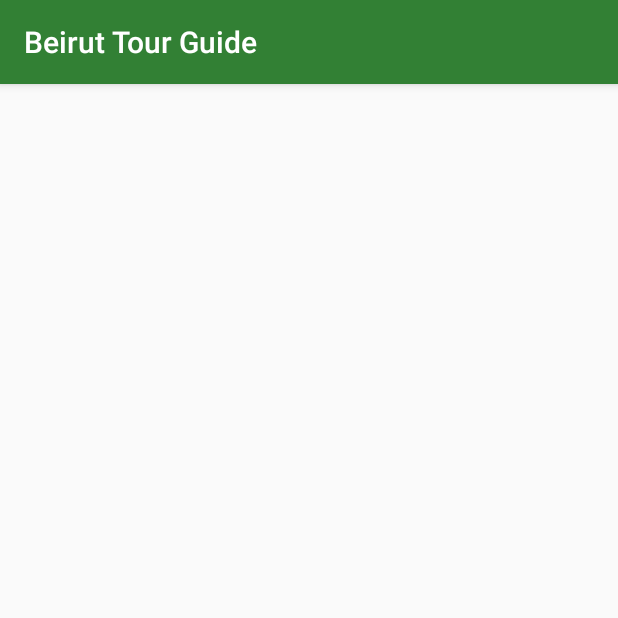
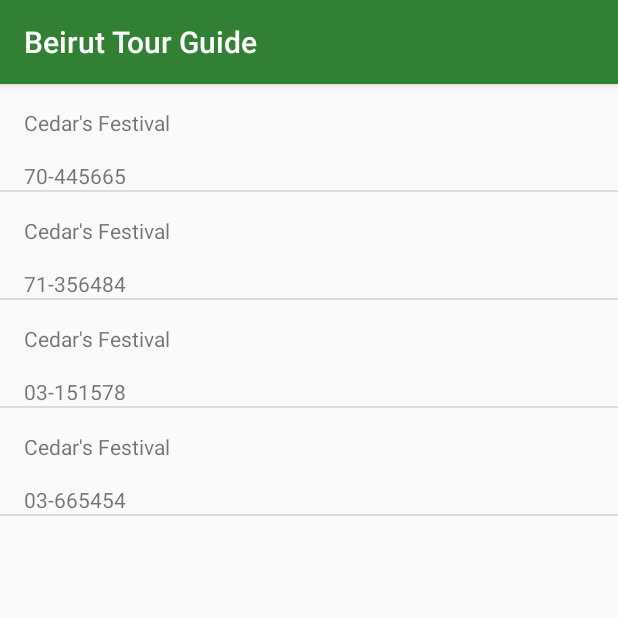
Before and after one commit to voiceinthedark/BeirutTourGuide, an Android app: the EventsActivity screen opened directly, with no data from a screen before it, on a phone screen of 412 x 824 dp, the top half of it. Run offline under Robolectric (Android 15) with nearby library versions, the phone set to English and light mode, and no system bars.

Commit message:
add lists to activities

```diff
--- a/app/src/main/java/com/example/porphiros/beiruttourguide/EventsActivity.java
+++ b/app/src/main/java/com/example/porphiros/beiruttourguide/EventsActivity.java
@@ -3,12 +3,29 @@ package com.example.porphiros.beiruttourguide;
 import android.os.Bundle;
 import android.support.annotation.Nullable;
 import android.support.v7.app.AppCompatActivity;
+import android.widget.ListView;
+
+import java.util.ArrayList;
 
 public class EventsActivity extends AppCompatActivity {
 
     @Override
     protected void onCreate(@Nullable Bundle savedInstanceState) {
         super.onCreate(savedInstanceState);
+        setContentView(R.layout.list_activity);
+
+        ArrayList<Location> locations = new ArrayList<>();
+        locations.add(new Location.Builder("Cedar\'s Festival").phoneNb("70-445665").build());
+        locations.add(new Location.Builder("Cedar\'s Festival").phoneNb("71-356484").build());
+        locations.add(new Location.Builder("Cedar\'s Festival").phoneNb("03-151578").build());
+        locations.add(new Location.Builder("Cedar\'s Festival").phoneNb("03-665454").build());
+
+        LocationAdapter locationAdapter = new LocationAdapter(this,
+                R.layout.list_item_activity, locations);
+
+        ListView listView = (ListView) findViewById(R.id.list);
+
+        listView.setAdapter(locationAdapter);
 
     }
 }
--- /dev/null
+++ b/app/src/main/java/com/example/porphiros/beiruttourguide/LocationAdapter.java
@@ -0,0 +1,46 @@
+package com.example.porphiros.beiruttourguide;
+
+import android.content.Context;
+import android.support.annotation.NonNull;
+import android.support.annotation.Nullable;
+import android.view.LayoutInflater;
+import android.view.View;
+import android.view.ViewGroup;
+import android.widget.ArrayAdapter;
+import android.widget.TextView;
+
+import java.util.List;
+
+public class LocationAdapter extends ArrayAdapter<Location> {
+
+    private List<Location> mLocations;
+
+    public LocationAdapter(@NonNull Context context, int resource, List<Location> locations) {
+        super(context, resource, locations);
+        mLocations = locations;
+    }
+
+    @NonNull
+    @Override
+    public View getView(int position, @Nullable View convertView, @NonNull ViewGroup parent) {
+
+        View view = convertView;
+        if (view == null) {
+            view = LayoutInflater.from(getContext())
+                    .inflate(R.layout.list_item_activity, parent, false);
+        }
+
+        Location location = mLocations.get(position);
+
+        TextView nameTextView = view.findViewById(R.id.list_name);
+        TextView phoneTextView = view.findViewById(R.id.list_phone);
+
+        nameTextView.setText(location.getName());
+        phoneTextView.setText(location.getPhone());
+
+
+
+
+        return view;
+    }
+}
--- /dev/null
+++ b/app/src/main/res/layout/list_item_activity.xml
@@ -0,0 +1,26 @@
+<?xml version="1.0" encoding="utf-8"?>
+<android.support.constraint.ConstraintLayout xmlns:android="http://schemas.android.com/apk/res/android"
+    xmlns:app="http://schemas.android.com/apk/res-auto"
+    android:layout_width="match_parent"
+    android:layout_height="match_parent">
+
+    <TextView
+        android:id="@+id/list_name"
+        android:layout_width="wrap_content"
+        android:layout_height="wrap_content"
+        android:layout_marginStart="16dp"
+        android:layout_marginTop="16dp"
+        android:text="TextView"
+        app:layout_constraintStart_toStartOf="parent"
+        app:layout_constraintTop_toTopOf="parent" />
+
+    <TextView
+        android:id="@+id/list_phone"
+        android:layout_width="wrap_content"
+        android:layout_height="wrap_content"
+        android:layout_marginStart="16dp"
+        android:layout_marginTop="16dp"
+        android:text="TextView"
+        app:layout_constraintStart_toStartOf="parent"
+        app:layout_constraintTop_toBottomOf="@+id/list_name" />
+</android.support.constraint.ConstraintLayout>
--- a/app/src/main/res/values/strings.xml
+++ b/app/src/main/res/values/strings.xml
@@ -3,4 +3,7 @@
     <string name="restaurants">Restaurants</string>
     <string name="public_places">Public Places</string>
     <string name="events">Events</string>
+
+    <!-- TODO: Remove or change this placeholder text -->
+    <string name="hello_blank_fragment">Hello blank fragment</string>
 </resources>
```
Also changed, not shown: app/src/main/java/com/example/porphiros/beiruttourguide/PublicPlacesActivity.java (+17 -0 lines), app/src/main/java/com/example/porphiros/beiruttourguide/RestaurantActivity.java (+23 -0 lines), app/src/main/res/layout/list_item_detail_activity.xml (added, +58 -0 lines).
